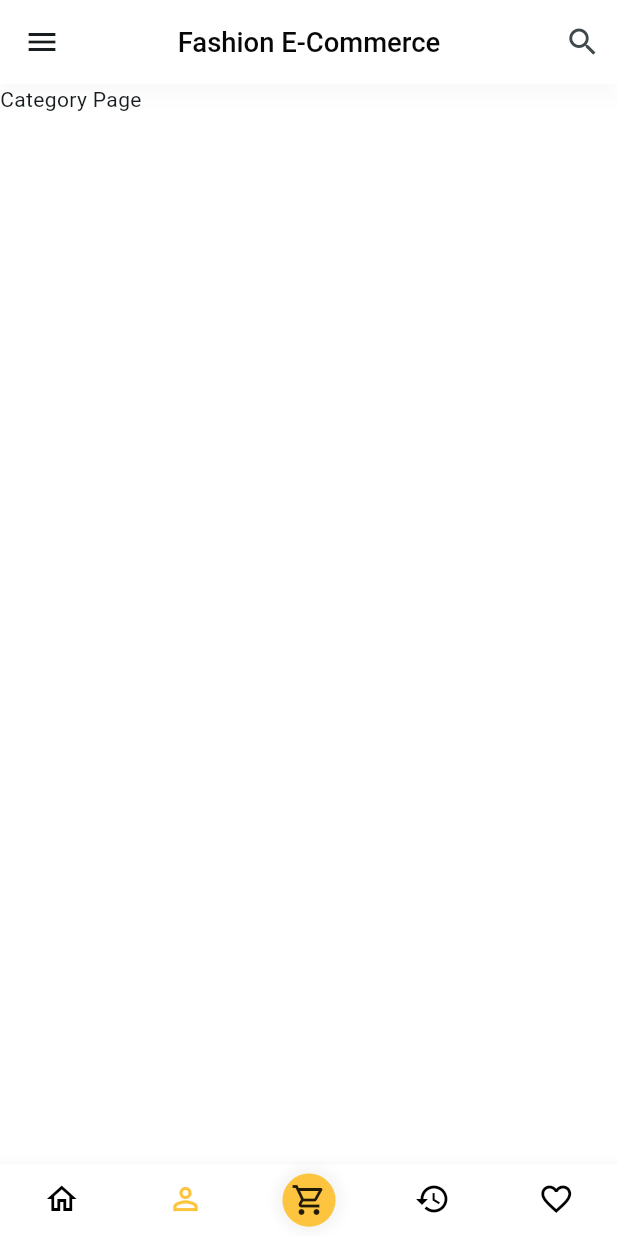
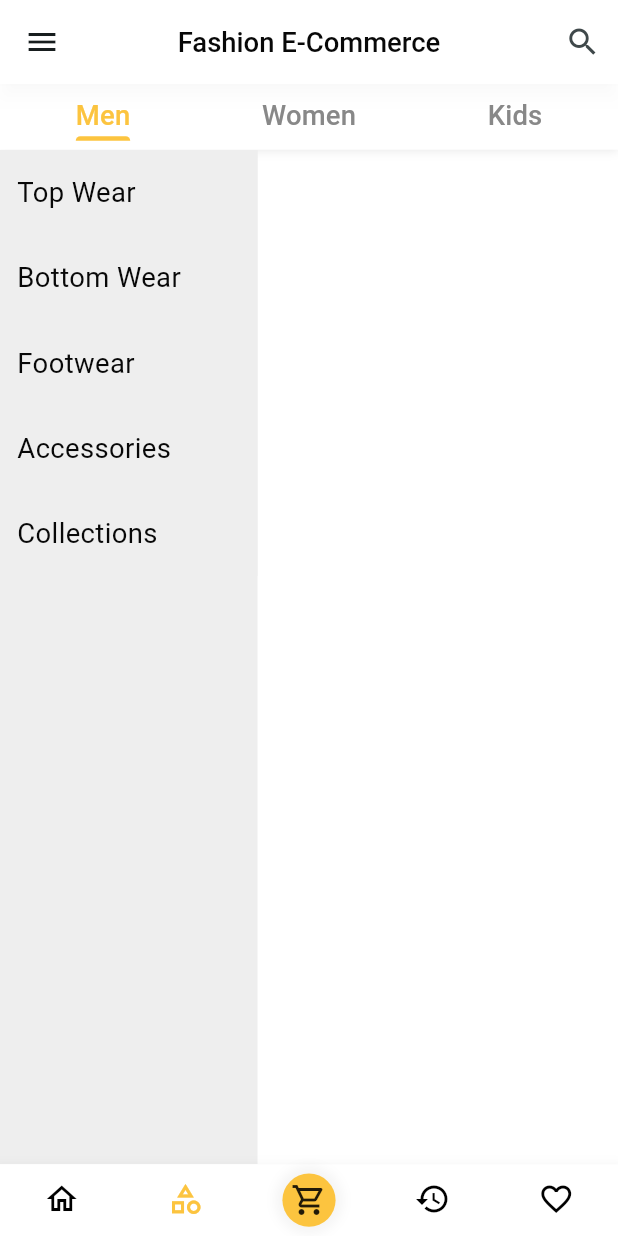
Before and after one commit to ns93289/fashion-comerce-demo, a Flutter app: the screen it shows after launch, item 2 of the bottom bar chosen, on a phone screen of 412 x 824 dp. Run offline on Flutter 3.47's test engine with Material 3 defaults, Android fonts, the phone set to English and light mode, and no system bars; our stand-ins replace carousel_slider, country_code_picker, dio, flutter_riverpod, flutter_screenutil, google_fonts and 5 more; accounts and stored records are empty; generated files the repository leaves out were written again.

Commit message:
Category screen done

```diff
--- a/lib/core/constants/app_constants.dart
+++ b/lib/core/constants/app_constants.dart
@@ -14,3 +14,10 @@ sealed class AddressTypes {
   static const int work = 2;
   static const int other = 3;
 }
+
+sealed class GenderTypes {
+  static const int all = 0;
+  static const int male = 1;
+  static const int female = 2;
+  static const int kids = 3;
+}
--- /dev/null
+++ b/lib/data/models/model_category.dart
@@ -0,0 +1,75 @@
+class ModelCategory {
+  int? _categoryId;
+  String? _categoryName;
+
+  ModelCategory({int? categoryId, String? categoryName}) {
+    _categoryId = categoryId;
+    _categoryName = categoryName;
+  }
+
+  ModelCategory.fromJson(Map<String, dynamic> json) {
+    _categoryId = json['category_id'];
+    _categoryName = json['category_name'];
+  }
+
+  Map<String, dynamic> toJson() {
+    final Map<String, dynamic> data = {};
+    data['category_id'] = _categoryId;
+    data['category_name'] = _categoryName;
+    return data;
+  }
+
+  int get categoryId => _categoryId ?? 0;
+
+  String get categoryName => _categoryName ?? "";
+}
+
+class ModelSubCategory {
+  int? _subCategoryId;
+  int? _categoryId;
+  int? _genderType;
+  String? _subCategoryName;
+  String? _subCategoryImage;
+  String? _tagline;
+
+  ModelSubCategory({int? subCategoryId, int? genderType, int? categoryId, String? subCategoryName, String? subCategoryImage, String? tagline}) {
+    _subCategoryId = subCategoryId;
+    _categoryId = categoryId;
+    _subCategoryName = subCategoryName;
+    _subCategoryImage = subCategoryImage;
+    _genderType = genderType;
+    _tagline = tagline;
+  }
+
+  ModelSubCategory.fromJson(Map<String, dynamic> json) {
+    _subCategoryId = json['sub_category_id'];
+    _categoryId = json['category_id'];
+    _genderType = json['gender_type'];
+    _subCategoryName = json['sub_category_name'];
+    _subCategoryImage = json['sub_category_image'];
+    _tagline = json['tagline'];
+  }
+
+  Map<String, dynamic> toJson() {
+    final Map<String, dynamic> data = {};
+    data['sub_category_id'] = _subCategoryId;
+    data['category_id'] = _categoryId;
+    data['sub_category_name'] = _subCategoryName;
+    data['sub_category_image'] = _subCategoryImage;
+    data['gender_type'] = _genderType;
+    data['tagline'] = _tagline;
+    return data;
+  }
+
+  int get subCategoryId => _subCategoryId ?? 0;
+
+  int get categoryId => _categoryId ?? 0;
+
+  int get genderType => _genderType ?? 0;
+
+  String get subCategoryName => _subCategoryName ?? "";
+
+  String get subCategoryImage => _subCategoryImage ?? "";
+
+  String get tagline => _tagline ?? "";
+}
--- /dev/null
+++ b/lib/domain/provider/category_provider.dart
@@ -0,0 +1,54 @@
+import 'package:fashion_comerce_demo/main.dart';
+import 'package:flutter_riverpod/flutter_riverpod.dart';
+
+import '../../core/constants/app_constants.dart';
+import '../../data/models/model_category.dart';
+
+final categoryCategoryProvider = Provider.autoDispose<List<ModelCategory>>((ref) {
+  return [
+    ModelCategory(categoryId: 1, categoryName: language.topWear),
+    ModelCategory(categoryId: 2, categoryName: language.bottomWear),
+    ModelCategory(categoryId: 3, categoryName: language.footWear),
+    ModelCategory(categoryId: 4, categoryName: language.accessories),
+    ModelCategory(categoryId: 5, categoryName: language.collections),
+  ];
+});
+
+final selectedCategoryProvider = StateProvider.autoDispose<int>((ref) {
+  return 0;
+});
+
+final subCategoryCategoryProvider = Provider.autoDispose<List<ModelSubCategory>>((ref) {
+  return [
+    ModelSubCategory(subCategoryId: 1, categoryId: 1, subCategoryName: "Shirts"),
+    ModelSubCategory(subCategoryId: 2, categoryId: 1, subCategoryName: "T-shirts"),
+    ModelSubCategory(subCategoryId: 3, categoryId: 1, subCategoryName: "Jackets"),
+    ModelSubCategory(subCategoryId: 4, categoryId: 1, subCategoryName: "Sweaters"),
+    ModelSubCategory(subCategoryId: 5, categoryId: 2, subCategoryName: "Jeans"),
+    ModelSubCategory(subCategoryId: 6, categoryId: 2, subCategoryName: "Pants"),
+    ModelSubCategory(subCategoryId: 7, categoryId: 2, subCategoryName: "Shorts"),
+    ModelSubCategory(subCategoryId: 8, categoryId: 2, subCategoryName: "Skirts", genderType: GenderTypes.female),
+    ModelSubCategory(subCategoryId: 9, categoryId: 2, subCategoryName: "Dresses", genderType: GenderTypes.female),
+    ModelSubCategory(subCategoryId: 10, categoryId: 3, subCategoryName: "Boots"),
+    ModelSubCategory(subCategoryId: 11, categoryId: 3, subCategoryName: "Shoes"),
+    ModelSubCategory(subCategoryId: 12, categoryId: 3, subCategoryName: "Slippers"),
+    ModelSubCategory(subCategoryId: 13, categoryId: 3, subCategoryName: "Sandals"),
+    ModelSubCategory(subCategoryId: 14, categoryId: 3, subCategoryName: "Flats"),
+    ModelSubCategory(subCategoryId: 15, categoryId: 4, subCategoryName: "Watches"),
+    ModelSubCategory(subCategoryId: 16, categoryId: 4, subCategoryName: "Bags"),
+    ModelSubCategory(subCategoryId: 17, categoryId: 4, subCategoryName: "Hats"),
+    ModelSubCategory(subCategoryId: 18, categoryId: 4, subCategoryName: "Sunglasses"),
+    ModelSubCategory(subCategoryId: 19, categoryId: 4, subCategoryName: "Belts"),
+    ModelSubCategory(subCategoryId: 20, categoryId: 5, subCategoryName: "Winter"),
+    ModelSubCategory(subCategoryId: 21, categoryId: 5, subCategoryName: "Summer"),
+    ModelSubCategory(subCategoryId: 22, categoryId: 5, subCategoryName: "Spring"),
+    ModelSubCategory(subCategoryId: 23, categoryId: 5, subCategoryName: "Autumn"),
+  ];
+});
+
+final genderWiseSubCategoryProvider = Provider.autoDispose.family<List<ModelSubCategory>, ({int categoryId, int genderType})>((ref, args) {
+  List<ModelSubCategory> subCategories = ref.watch(subCategoryCategoryProvider);
+  return subCategories
+      .where((element) => element.categoryId == args.categoryId && (element.genderType == args.genderType || element.genderType == GenderTypes.all))
+      .toList();
+});
--- a/lib/l10n/app_en.arb
+++ b/lib/l10n/app_en.arb
@@ -17,6 +17,7 @@
   "yourCart": "Your Cart",
   "emptyCartMsg": "Your Cart is empty. Lets explore something great.",
   "emptyFavoriteMsg": "Your Wish List is empty. Lets explore something great.",
+  "emptyOrdersMsg": "Your Order List is empty. Lets explore something great.",
   "size": "Size",
   "quantity": "Quantity",
   "price": "Price",
@@ -111,5 +112,14 @@
   "enterPinCode": "Enter Pin Code",
   "enterHouseOrPlace": "Enter House/Place",
   "enterHouseNo": "Enter House No",
-  "enterStreet": "Enter Street"
+  "enterStreet": "Enter Street",
+  "men": "Men",
+  "women": "Women",
+  "kids": "Kids",
+  "topWear": "Top Wear",
+  "bottomWear": "Bottom Wear",
+  "footWear": "Footwear",
+  "bestsellers": "Bestsellers",
+  "accessories": "Accessories",
+  "collections": "Collections"
 }
--- a/lib/presentation/screens/home/home_screen.dart
+++ b/lib/presentation/screens/home/home_screen.dart
@@ -15,6 +15,7 @@ import '../../../main.dart';
 import '../../components/common_app_bar.dart';
 import '../cart/cart_screen.dart';
 import '../serachProduct/search_product_screen.dart';
+import 'pages/category/category_page.dart';
 import 'pages/favorite/favorite_page.dart';
 import 'pages/home/home_page.dart';
 import 'pages/orders/orders_page.dart';
@@ -63,7 +64,7 @@ class _HomeScreenState extends ConsumerState<HomeScreen> {
         Expanded(
           child: TabBarView(
             physics: NeverScrollableScrollPhysics(),
-            children: [HomePage(), Text("Category Page"), Text("Search Page"), OrdersPage(), FavoritePage()],
+            children: [HomePage(), CategoryPage(), Text("Search Page"), OrdersPage(), FavoritePage()],
           ),
         ),
         _homeTabBar(),
@@ -84,7 +85,7 @@ class _HomeScreenState extends ConsumerState<HomeScreen> {
           TabBar(
             tabs: [
               Tab(icon: Icon(Icons.home_outlined)),
-              Tab(icon: Icon(Icons.person_outline)),
+              Tab(icon: Icon(Icons.category_outlined)),
               Tab(icon: Icon(Icons.search, size: 0)),
               Tab(icon: Icon(Icons.history_outlined)),
               Tab(icon: Icon(Icons.favorite_outline)),
--- /dev/null
+++ b/lib/presentation/screens/home/pages/category/category_list_page.dart
@@ -0,0 +1,95 @@
+import 'package:flutter/material.dart';
+import 'package:flutter_riverpod/flutter_riverpod.dart';
+import 'package:flutter_screenutil/flutter_screenutil.dart';
+
+import '../../../../../core/constants/colors.dart';
+import '../../../../../core/utils/tools.dart';
+import '../../../../../data/models/model_category.dart';
+import '../../../../../domain/provider/category_provider.dart';
+import '../../../subCategories/sub_categories_screen.dart';
+import 'item_sub_category.dart';
+
+class CategoryListPage extends StatefulWidget {
+  final int genderType;
+
+  const CategoryListPage({super.key, required this.genderType});
+
+  @override
+  State<CategoryListPage> createState() => _CategoryListPageState();
+}
+
+class _CategoryListPageState extends State<CategoryListPage> with AutomaticKeepAliveClientMixin {
+  @override
+  Widget build(BuildContext context) {
+    super.build(context);
+    return Row(crossAxisAlignment: CrossAxisAlignment.start, children: [SizedBox(width: 150.w, child: _categoryList()), Expanded(child: _subCategoryList())]);
+  }
+
+  Widget _categoryList() {
+    return Consumer(
+      builder: (context, ref, child) {
+        List<ModelCategory> categories = ref.watch(categoryCategoryProvider);
+        int selectedCategoryId = ref.watch(selectedCategoryProvider);
+
+        return Container(
+          color: colorMainBackground,
+          height: 1.sh,
+          child: ListView.builder(
+            itemCount: categories.length,
+            shrinkWrap: true,
+            itemBuilder: (context, index) {
+              ModelCategory category = categories[index];
+              return GestureDetector(
+                onTap: () {
+                  ref.read(selectedCategoryProvider.notifier).state = category.categoryId;
+                },
+                child: Container(
+                  decoration: BoxDecoration(color: selectedCategoryId == category.categoryId ? colorPrimary.withAlpha(50) : colorMainBackground),
+                  padding: EdgeInsets.symmetric(vertical: 15.h, horizontal: 10.w),
+                  child: Text(category.categoryName, style: bodyTextStyle()),
+                ),
+              );
+            },
+          ),
+        );
+      },
+    );
+  }
+
+  Widget _subCategoryList() {
+    return Consumer(
+      builder: (context, ref, child) {
+        int selectedCategoryId = ref.watch(selectedCategoryProvider);
+        List<ModelSubCategory> subCategories = ref.watch(genderWiseSubCategoryProvider((genderType: widget.genderType, categoryId: selectedCategoryId)));
+
+        return GridView.builder(
+          itemCount: subCategories.length,
+          shrinkWrap: true,
+          padding: EdgeInsets.symmetric(horizontal: 20.w, vertical: 10.h),
+          gridDelegate: SliverGridDelegateWithFixedCrossAxisCount(crossAxisCount: 2, childAspectRatio: 0.64, crossAxisSpacing: 20.w, mainAxisSpacing: 10.h),
+          itemBuilder: (context, index) {
+            final ModelSubCategory modelSubCategory = subCategories[index];
+
+            return GestureDetector(
+              onTap: () {
+                openScreen(
+                  context,
+                  SubCategoriesScreen(
+                    genderType: widget.genderType,
+                    categoryId: selectedCategoryId,
+                    selectedSubCategoryId: modelSubCategory.subCategoryId,
+                    selectedSubCategoryName: modelSubCategory.subCategoryName,
+                  ),
+                );
+              },
+              child: ItemSubCategory(modelSubCategory: modelSubCategory),
+            );
+          },
+        );
+      },
+    );
+  }
+
+  @override
+  bool get wantKeepAlive => true;
+}
--- /dev/null
+++ b/lib/presentation/screens/home/pages/category/category_page.dart
@@ -0,0 +1,52 @@
+import 'package:flutter/material.dart';
+import 'package:flutter_screenutil/flutter_screenutil.dart';
+
+import '../../../../../core/constants/app_constants.dart';
+import '../../../../../core/constants/colors.dart';
+import '../../../../../core/utils/tools.dart';
+import '../../../../../main.dart';
+import 'category_list_page.dart';
+
+class CategoryPage extends StatefulWidget {
+  const CategoryPage({super.key});
+
+  @override
+  State<CategoryPage> createState() => _CategoryPageState();
+}
+
+class _CategoryPageState extends State<CategoryPage> with AutomaticKeepAliveClientMixin {
+  @override
+  bool get wantKeepAlive => true;
+
+  @override
+  Widget build(BuildContext context) {
+    super.build(context);
+    return DefaultTabController(length: 3, child: Column(children: [_genderTabs(), Expanded(child: _genderWiseCategoryList())]));
+  }
+
+  Widget _genderTabs() {
+    return Container(
+      decoration: BoxDecoration(color: colorWhite, boxShadow: [BoxShadow(color: colorShadow, blurRadius: 5, spreadRadius: 0, offset: Offset(0, 0))]),
+      padding: EdgeInsets.symmetric(vertical: 5.h),
+      child: TabBar(
+        tabs: [Tab(text: language.men, height: 25.h), Tab(text: language.women, height: 25.h), Tab(text: language.kids, height: 25.h)],
+        labelStyle: bodyTextStyle(fontWeight: FontWeight.w500),
+        unselectedLabelColor: colorTextLight,
+        labelColor: colorPrimary,
+        indicatorColor: colorPrimary,
+        indicatorSize: TabBarIndicatorSize.label,
+        dividerColor: Colors.transparent,
+      ),
+    );
+  }
+
+  Widget _genderWiseCategoryList() {
+    return TabBarView(
+      children: [
+        CategoryListPage(genderType: GenderTypes.male),
+        CategoryListPage(genderType: GenderTypes.female),
+        CategoryListPage(genderType: GenderTypes.kids),
+      ],
+    );
+  }
+}
--- a/lib/presentation/screens/home/pages/favorite/favorite_page.dart
+++ b/lib/presentation/screens/home/pages/favorite/favorite_page.dart
@@ -35,7 +35,7 @@ class _FavoritePageState extends State<FavoritePage> with AutomaticKeepAliveClie
                     return ItemFavoriteProduct(
                       item: productList[index],
                       onUnfavorite: () {
-                        favoriteUnFavoriteProduct(ref, productList[index]);
+                        ref.read(favoriteUnFavorite(productList[index]));
                       },
                     );
                   },
--- a/lib/presentation/screens/home/pages/home/home_page.dart
+++ b/lib/presentation/screens/home/pages/home/home_page.dart
@@ -106,7 +106,7 @@ class _HomePageState extends State<HomePage> with AutomaticKeepAliveClientMixin
                         child: ItemProduct(
                           item: productList[index],
                           onFavorite: () {
-                            favoriteUnFavoriteProduct(ref, productList[index]);
+                            ref.read(favoriteUnFavorite(productList[index]));
                           },
                         ),
                       );
@@ -156,7 +156,7 @@ class _HomePageState extends State<HomePage> with AutomaticKeepAliveClientMixin
                         child: ItemProduct(
                           item: productList[index],
                           onFavorite: () {
-                            favoriteUnFavoriteProduct(ref, productList[index]);
+                            ref.read(favoriteUnFavorite(productList[index]));
                           },
                         ),
                       );
@@ -253,7 +253,7 @@ class _HomePageState extends State<HomePage> with AutomaticKeepAliveClientMixin
                         child: ItemProduct(
                           item: productList[index],
                           onFavorite: () {
-                            favoriteUnFavoriteProduct(ref, productList[index]);
+                            ref.read(favoriteUnFavorite(productList[index]));
                           },
                         ),
                       );
```
Also changed, not shown: lib/data/models/model_product.dart (+50 -24 lines), lib/domain/provider/favorite_provider.dart (+3 -4 lines), lib/domain/provider/home_provider.dart (+20 -3 lines), lib/presentation/screens/home/pages/category/item_sub_category.dart (added, +29 -0 lines), lib/presentation/screens/home/pages/orders/orders_page.dart (+9 -5 lines), lib/presentation/screens/subCategories/sub_categories_screen.dart (added, +67 -0 lines).
